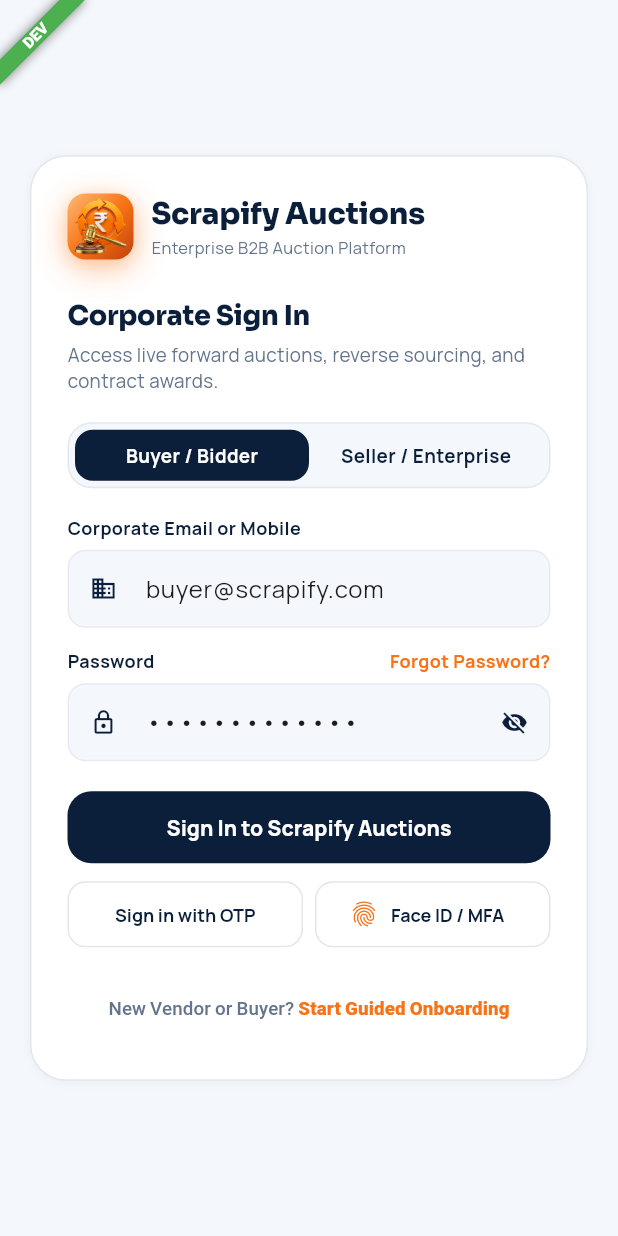
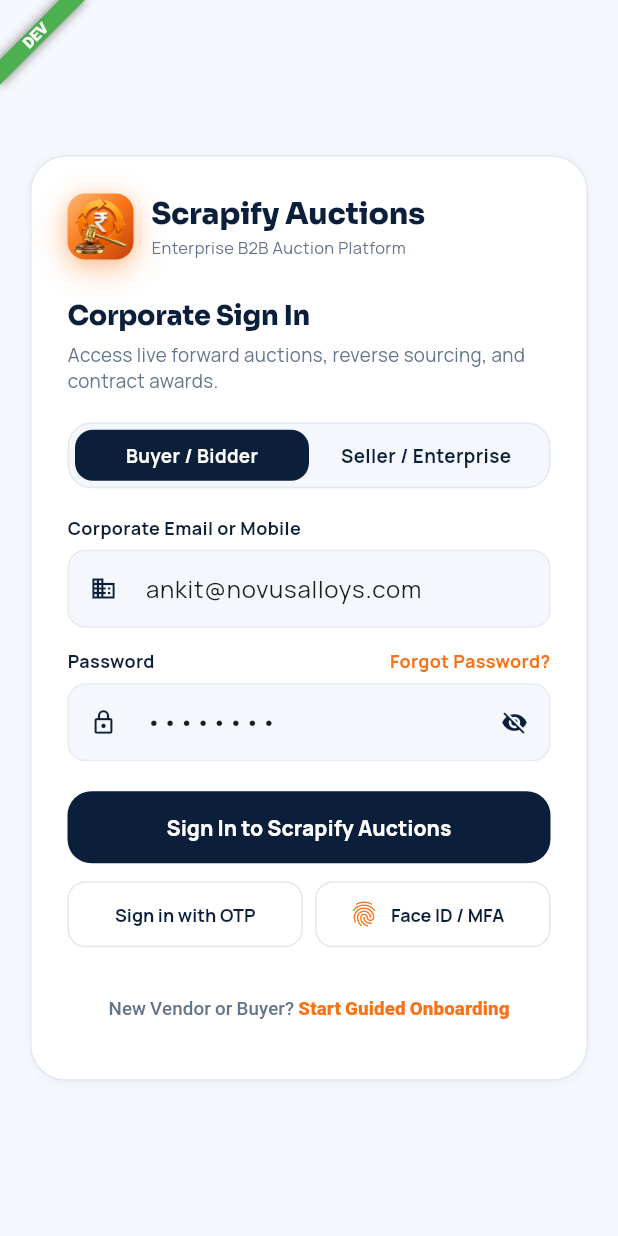
Before and after one commit to abhyuthanamprojects-eng/scrapify-auction-mobile-app, a Flutter app: the LoginScreen screen opened by its route, after a tap on "Buyer / Bidder", on a phone screen of 412 x 824 dp. Run offline on Flutter 3.47's test engine with Material 3 defaults, Android fonts, the phone set to English and light mode, and no system bars; our stand-ins replace dio, equatable, flutter_riverpod, flutter_secure_storage, go_router, google_fonts and 1 more; accounts and stored records are empty; project files that could hold a hidden picture were left out.

Commit message:
fix(auth): set default login credentials to verified live server demo accounts

```diff
--- a/lib/screens/auth/login_screen.dart
+++ b/lib/screens/auth/login_screen.dart
@@ -18,9 +18,9 @@
 
 class _LoginScreenState extends ConsumerState<LoginScreen> {
   final _identifierController = TextEditingController(
-    text: 'buyer@scrapify.com',
+    text: 'ankit@novusalloys.com',
   );
-  final _passwordController = TextEditingController(text: 'Password@1234');
+  final _passwordController = TextEditingController(text: 'password');
   bool _isBuyer = true;
   bool _obscurePassword = true;
 
@@ -335,8 +335,8 @@
               onTap: () {
                 setState(() {
                   _isBuyer = true;
-                  _identifierController.text = 'buyer@scrapify.com';
-                  _passwordController.text = 'Password@1234';
+                  _identifierController.text = 'ankit@novusalloys.com';
+                  _passwordController.text = 'password';
                 });
               },
               child: Container(
@@ -362,8 +362,8 @@
               onTap: () {
                 setState(() {
                   _isBuyer = false;
-                  _identifierController.text = 'seller@scrapify.com';
-                  _passwordController.text = 'Password@1234';
+                  _identifierController.text = 'vikram@scrapify.test';
+                  _passwordController.text = 'password';
                 });
               },
               child: Container(
--- a/lib/screens/auth/login_screen_improved.dart
+++ b/lib/screens/auth/login_screen_improved.dart
@@ -22,9 +22,9 @@
 
 class _LoginScreenImprovedState extends ConsumerState<LoginScreenImproved> {
   final _identifierController = TextEditingController(
-    text: 'buyer@scrapify.com',
+    text: 'ankit@novusalloys.com',
   );
-  final _passwordController = TextEditingController(text: 'Password@1234');
+  final _passwordController = TextEditingController(text: 'password');
   bool _isBuyer = true;
   bool _obscurePassword = true;
 
@@ -315,8 +315,8 @@
             child: GestureDetector(
               onTap: () => setState(() {
                 _isBuyer = true;
-                _identifierController.text = 'buyer@scrapify.com';
-                _passwordController.text = 'Password@1234';
+                _identifierController.text = 'ankit@novusalloys.com';
+                _passwordController.text = 'password';
               }),
               child: Container(
                 padding: const EdgeInsets.symmetric(vertical: 12),
@@ -343,8 +343,8 @@
             child: GestureDetector(
               onTap: () => setState(() {
                 _isBuyer = false;
-                _identifierController.text = 'seller@scrapify.com';
-                _passwordController.text = 'Password@1234';
+                _identifierController.text = 'vikram@scrapify.test';
+                _passwordController.text = 'password';
               }),
               child: Container(
                 padding: const EdgeInsets.symmetric(vertical: 12),
```
